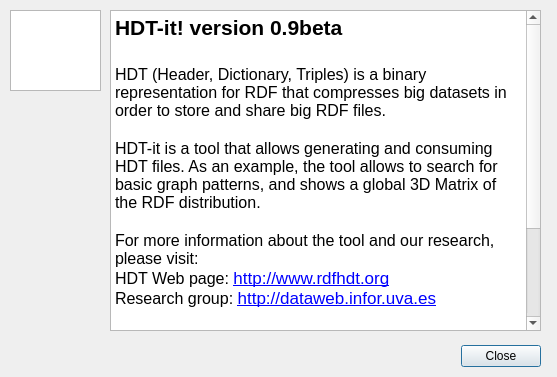
Before: the Qt Designer form hdt-it/abouthdt.ui in rdfhdt/hdt-cpp, drawn with Qt 5.
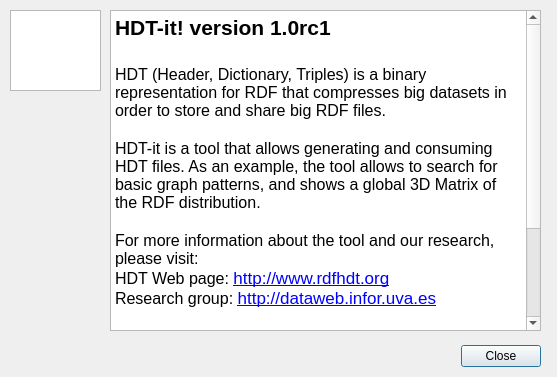
After: the same form once the commit is applied. Icons and pictures are not drawn.

Commit message: Updated version in about form

Patch:
```diff
--- a/hdt-it/abouthdt.ui
+++ b/hdt-it/abouthdt.ui
@@ -101,7 +101,7 @@
 &lt;html&gt;&lt;head&gt;&lt;meta name=&quot;qrichtext&quot; content=&quot;1&quot; /&gt;&lt;style type=&quot;text/css&quot;&gt;
 p, li { white-space: pre-wrap; }
 &lt;/style&gt;&lt;/head&gt;&lt;body style=&quot; font-family:'Lucida Grande'; font-size:12pt; font-weight:400; font-style:normal;&quot;&gt;
-&lt;p style=&quot; margin-top:0px; margin-bottom:0px; margin-left:0px; margin-right:0px; -qt-block-indent:0; text-indent:0px;&quot;&gt;&lt;span style=&quot; font-size:16pt; font-weight:600;&quot;&gt;HDT-it! version 0.9beta&lt;/span&gt;&lt;/p&gt;
+&lt;p style=&quot; margin-top:0px; margin-bottom:0px; margin-left:0px; margin-right:0px; -qt-block-indent:0; text-indent:0px;&quot;&gt;&lt;span style=&quot; font-size:16pt; font-weight:600;&quot;&gt;HDT-it! version 1.0rc1&lt;/span&gt;&lt;/p&gt;
 &lt;p style=&quot;-qt-paragraph-type:empty; margin-top:0px; margin-bottom:0px; margin-left:0px; margin-right:0px; -qt-block-indent:0; text-indent:0px; font-size:16pt; font-weight:600;&quot;&gt;&lt;/p&gt;
 &lt;p style=&quot; margin-top:0px; margin-bottom:0px; margin-left:0px; margin-right:0px; -qt-block-indent:0; text-indent:0px;&quot;&gt;HDT (Header, Dictionary, Triples) is a binary representation for RDF that compresses big datasets in order to store and share big RDF files.&lt;/p&gt;
 &lt;p style=&quot;-qt-paragraph-type:empty; margin-top:0px; margin-bottom:0px; margin-left:0px; margin-right:0px; -qt-block-indent:0; text-indent:0px;&quot;&gt;&lt;/p&gt;
```
